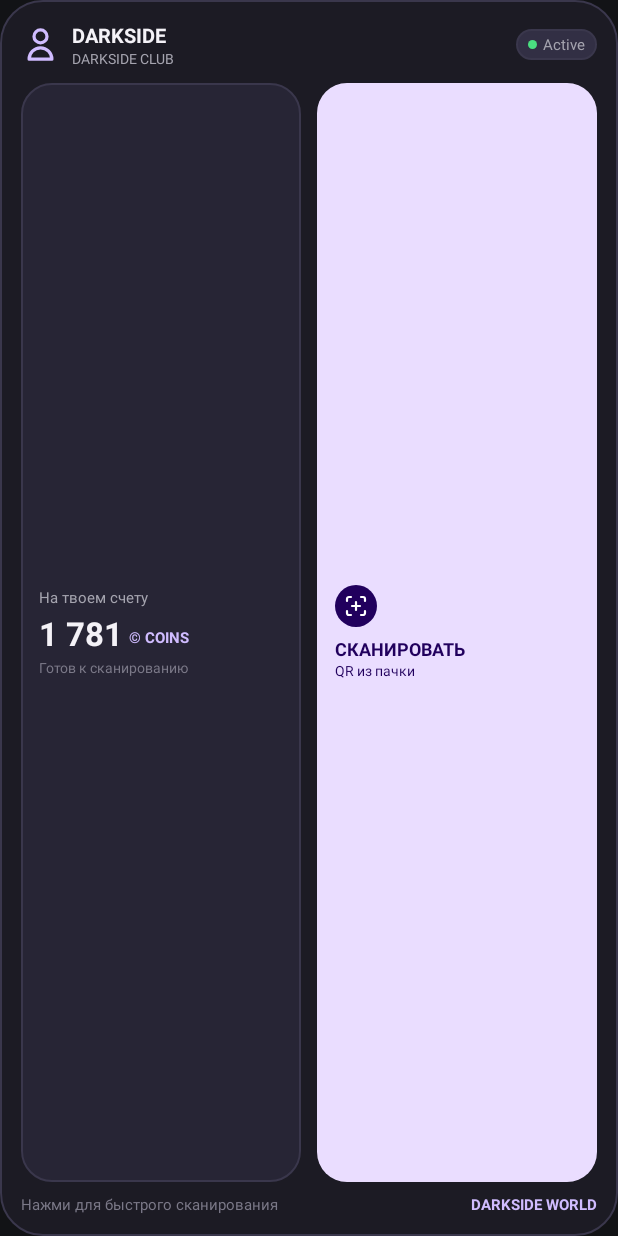
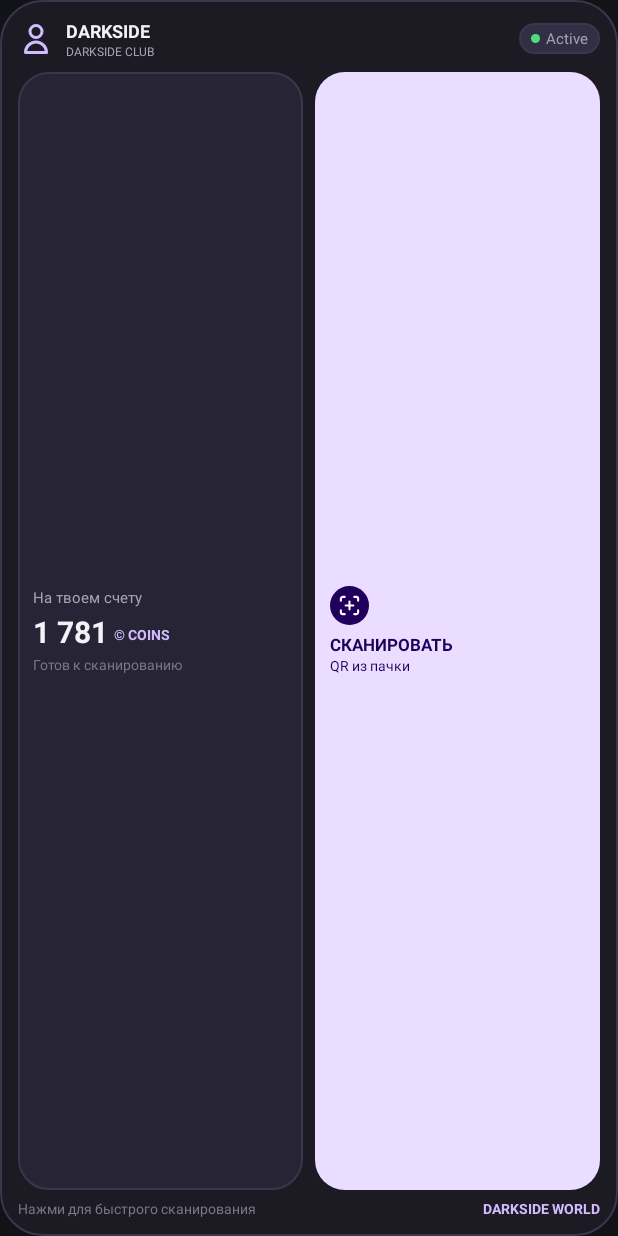
Before and after one commit to RazGame/dark-coin-widget, an Android app: the layout widget_darkside_4x2.xml on its own in the app's theme, with its tools: preview values and no code run, on a phone screen of 412 x 824 dp. Run offline under Robolectric (Android 15) with nearby library versions, the phone set to English and light mode, and no system bars.

Commit message:
Update app build config and responsive widget layouts

```diff
--- a/app/src/main/res/layout/widget_darkside_4x2.xml
+++ b/app/src/main/res/layout/widget_darkside_4x2.xml
@@ -5,7 +5,7 @@
     android:layout_height="match_parent"
     android:background="@drawable/bg_widget_container"
     android:orientation="vertical"
-    android:padding="14dp">
+    android:padding="12dp">
 
     <!-- Top Header: User Profile & Status Badge -->
     <LinearLayout
@@ -15,8 +15,8 @@
         android:orientation="horizontal">
 
         <ImageView
-            android:layout_width="26dp"
-            android:layout_height="26dp"
+            android:layout_width="24dp"
+            android:layout_height="24dp"
             android:src="@drawable/ic_user"
             android:contentDescription="@string/app_name" />
 
@@ -31,17 +31,20 @@
                 android:id="@+id/widget_user_name_4x2"
                 android:layout_width="wrap_content"
                 android:layout_height="wrap_content"
+                android:ellipsize="end"
+                android:singleLine="true"
                 android:text="DARKSIDE"
                 android:textColor="@color/ds_text_primary"
-                android:textSize="13sp"
+                android:textSize="12sp"
                 android:textStyle="bold" />
 
             <TextView
                 android:layout_width="wrap_content"
                 android:layout_height="wrap_content"
+                android:singleLine="true"
                 android:text="DARKSIDE CLUB"
                 android:textColor="@color/ds_text_secondary"
-                android:textSize="9sp"
+                android:textSize="8sp"
                 android:textAllCaps="true" />
         </LinearLayout>
 
@@ -66,6 +69,7 @@
                 android:layout_width="wrap_content"
                 android:layout_height="wrap_content"
                 android:layout_marginStart="4dp"
+                android:singleLine="true"
                 android:text="Active"
                 android:textColor="@color/ds_text_secondary"
                 android:textSize="10sp" />
@@ -76,8 +80,8 @@
     <LinearLayout
         android:layout_width="match_parent"
         android:layout_height="0dp"
-        android:layout_marginTop="10dp"
-        android:layout_marginBottom="8dp"
+        android:layout_marginTop="8dp"
+        android:layout_marginBottom="6dp"
         android:layout_weight="1"
         android:orientation="horizontal">
 
@@ -85,16 +89,17 @@
         <LinearLayout
             android:layout_width="0dp"
             android:layout_height="match_parent"
-            android:layout_marginEnd="5dp"
+            android:layout_marginEnd="4dp"
             android:layout_weight="1"
             android:background="@drawable/bg_widget_inner_card"
             android:gravity="center_vertical"
             android:orientation="vertical"
-            android:padding="12dp">
+            android:padding="10dp">
 
             <TextView
                 android:layout_width="wrap_content"
                 android:layout_height="wrap_content"
+                android:singleLine="true"
                 android:text="@string/balance_label"
                 android:textColor="@color/ds_text_secondary"
                 android:textSize="10sp" />
@@ -110,9 +115,10 @@
                     android:id="@+id/widget_balance_4x2"
                     android:layout_width="wrap_content"
                     android:layout_height="wrap_content"
+                    android:singleLine="true"
                     android:text="1 781"
                     android:textColor="@color/ds_text_primary"
-                    android:textSize="22sp"
+                    android:textSize="20sp"
                     android:textStyle="bold" />
 
                 <TextView
@@ -120,9 +126,10 @@
                     android:layout_height="wrap_content"
                     android:layout_marginStart="4dp"
                     android:layout_marginBottom="2dp"
+                    android:singleLine="true"
                     android:text="@string/coins_unit"
                     android:textColor="@color/ds_primary"
-                    android:textSize="10sp"
+                    android:textSize="9sp"
                     android:textStyle="bold" />
             </LinearLayout>
 
@@ -131,46 +138,51 @@
                 android:layout_width="wrap_content"
                 android:layout_height="wrap_content"
                 android:layout_marginTop="2dp"
+                android:ellipsize="end"
+                android:singleLine="true"
                 android:text="Готов к сканированию"
                 android:textColor="@color/ds_text_tertiary"
                 android:textSize="9sp" />
         </LinearLayout>
 
-        <!-- Right: Scan Action Card (Matching 20dp squircle) -->
+        <!-- Right: Scan Action Card (20dp squircle matching balance card) -->
         <LinearLayout
             android:id="@+id/widget_btn_scan_4x2"
             android:layout_width="0dp"
             android:layout_height="match_parent"
-            android:layout_marginStart="5dp"
+            android:layout_marginStart="4dp"
             android:layout_weight="1"
             android:background="@drawable/bg_widget_action_card"
             android:clickable="true"
             android:focusable="true"
             android:gravity="center_vertical"
             android:orientation="vertical"
-            android:padding="12dp">
+            android:padding="10dp">
 
-            <!-- Circular dark badge for the icon -->
             <ImageView
-                android:layout_width="28dp"
-                android:layout_height="28dp"
+                android:layout_width="26dp"
+                android:layout_height="26dp"
                 android:background="@drawable/bg_widget_circle_icon_dark"
                 android:contentDescription="@string/scan_qr"
-                android:padding="6dp"
+                android:padding="5dp"
                 android:src="@drawable/ic_scan_qr_white" />
 
             <TextView
                 android:layout_width="wrap_content"
                 android:layout_height="wrap_content"
-                android:layout_marginTop="6dp"
+                android:layout_marginTop="5dp"
+                android:ellipsize="none"
+                android:singleLine="true"
                 android:text="@string/scan_qr"
                 android:textColor="@color/ds_on_primary_container"
-                android:textSize="12sp"
+                android:textSize="11sp"
                 android:textStyle="bold" />
 
             <TextView
                 android:layout_width="wrap_content"
                 android:layout_height="wrap_content"
+                android:ellipsize="none"
+                android:singleLine="true"
                 android:text="@string/scan_qr_subtitle"
                 android:textColor="@color/ds_on_primary_container"
                 android:textSize="9sp" />
@@ -189,16 +201,19 @@
             android:layout_width="0dp"
             android:layout_height="wrap_content"
             android:layout_weight="1"
+            android:ellipsize="end"
+            android:singleLine="true"
             android:text="Нажми для быстрого сканирования"
             android:textColor="@color/ds_text_tertiary"
-            android:textSize="10sp" />
+            android:textSize="9sp" />
 
         <TextView
             android:layout_width="wrap_content"
             android:layout_height="wrap_content"
+            android:singleLine="true"
             android:text="DARKSIDE WORLD"
             android:textColor="@color/ds_primary"
-            android:textSize="10sp"
+            android:textSize="9sp"
             android:textStyle="bold" />
     </LinearLayout>
 
```
Also changed, not shown: app/build.gradle.kts (+4 -4 lines), app/src/main/java/com/darkside/widget/widget/DarksideWidgetProvider.kt (+17 -5 lines), app/src/main/res/layout/widget_darkside_2x2.xml (+12 -9 lines), app/src/main/res/layout/widget_darkside_4x1.xml (+21 -14 lines), 1 other file.
